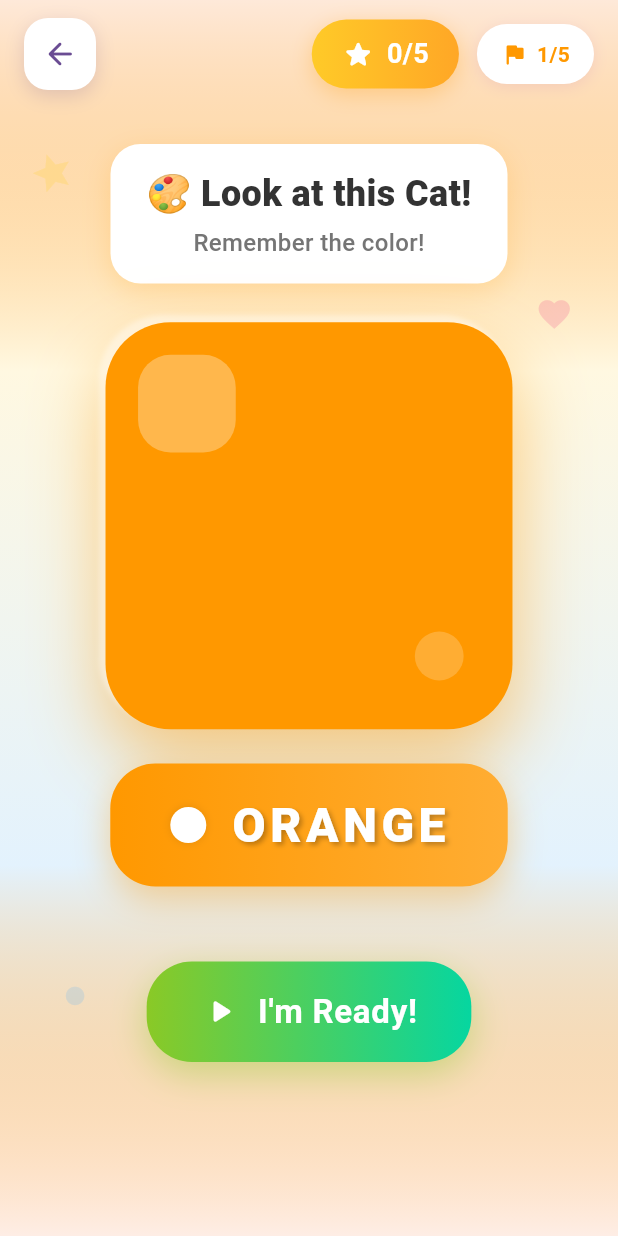
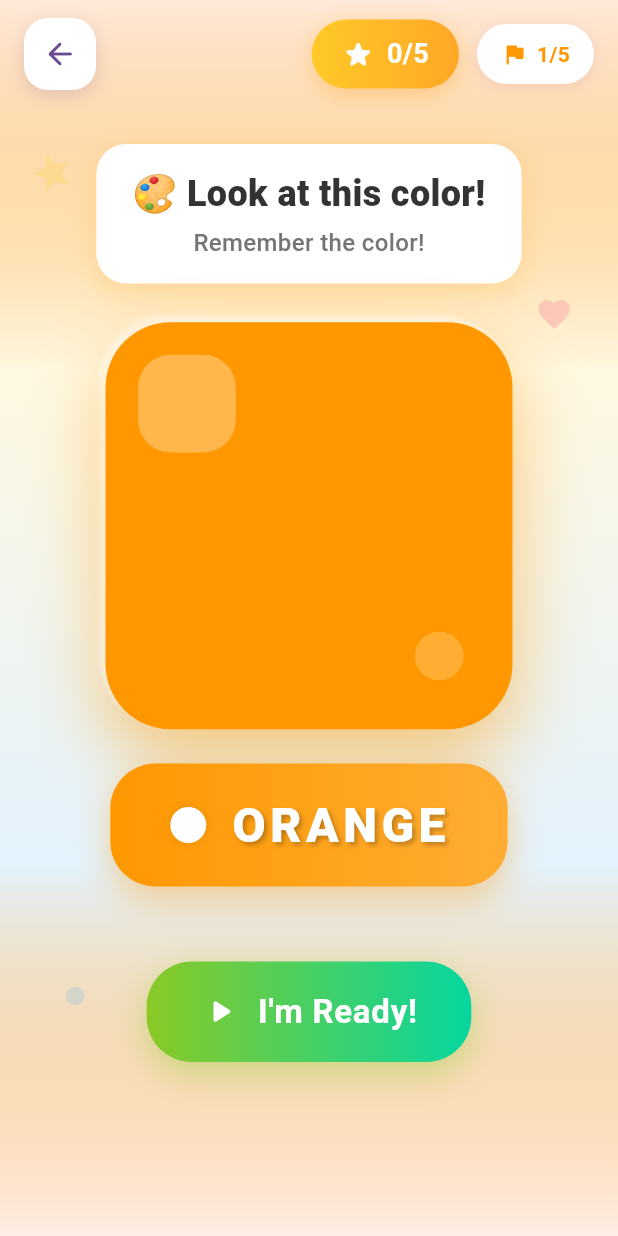
Before and after one commit to codezzi-dev/puzzle_fun, a Flutter app: the ColorMemorize screen opened directly, on a phone screen of 412 x 824 dp. Run offline on Flutter 3.47's test engine with Material 3 defaults, Android fonts, the phone set to English and light mode, and no system bars; our stand-ins replace audioplayers, flutter_riverpod, flutter_tts; Roboto replaces fonts that are missing (Nunito).

Commit message:
minor fix

```diff
--- a/lib/color_memorize/color_memorize_game.dart
+++ b/lib/color_memorize/color_memorize_game.dart
@@ -398,7 +398,7 @@ class _ColorMemorizeState extends ConsumerState<ColorMemorize> with TickerProvid
               child: Column(
                 children: [
                   Text(
-                    '🎨 Look at this ${state.currentCharacter.name}!',
+                    '🎨 Look at this color!',
                     textAlign: TextAlign.center,
                     style: const TextStyle(
                       fontSize: 24,
```
